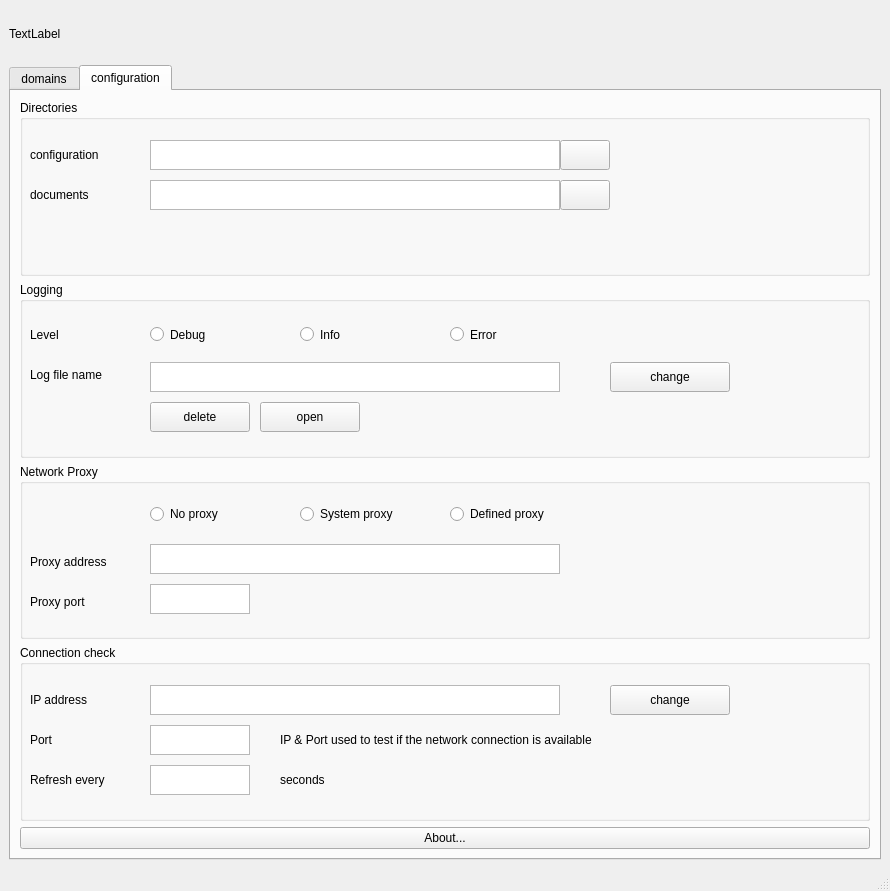
flrt/ihe-tf-sync, file ihesync/ui/ihesync_app.ui: the form before one commit.
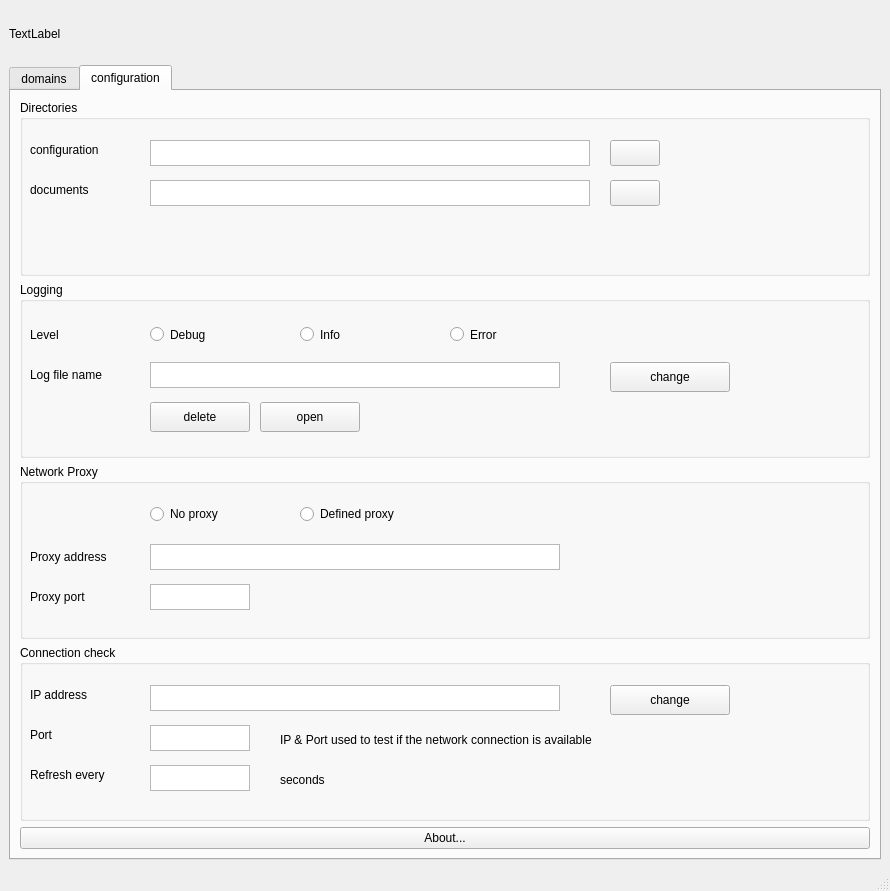
The form after the commit. The open tabs and pages were chosen to show the change. Icons and pictures are not drawn.

Commit message: add proxy management

```diff
--- a/ihesync/ui/ihesync_app.ui
+++ b/ihesync/ui/ihesync_app.ui
@@ -236,7 +236,7 @@
             <property name="minimumSize">
              <size>
               <width>720</width>
-              <height>120</height>
+              <height>140</height>
              </size>
             </property>
             <property name="title">
@@ -246,7 +246,7 @@
              <property name="geometry">
               <rect>
                <x>10</x>
-               <y>45</y>
+               <y>40</y>
                <width>111</width>
                <height>20</height>
               </rect>
@@ -260,8 +260,8 @@
               <rect>
                <x>130</x>
                <y>40</y>
-               <width>410</width>
-               <height>30</height>
+               <width>440</width>
+               <height>26</height>
               </rect>
              </property>
             </widget>
@@ -269,7 +269,7 @@
              <property name="geometry">
               <rect>
                <x>10</x>
-               <y>85</y>
+               <y>80</y>
                <width>111</width>
                <height>20</height>
               </rect>
@@ -283,18 +283,18 @@
               <rect>
                <x>130</x>
                <y>80</y>
-               <width>410</width>
-               <height>30</height>
+               <width>440</width>
+               <height>26</height>
               </rect>
              </property>
             </widget>
             <widget class="QPushButton" name="confSelectButton">
              <property name="geometry">
               <rect>
-               <x>540</x>
+               <x>590</x>
                <y>40</y>
                <width>50</width>
-               <height>30</height>
+               <height>26</height>
               </rect>
              </property>
              <property name="text">
@@ -308,10 +308,10 @@
             <widget class="QPushButton" name="docSelectButton">
              <property name="geometry">
               <rect>
-               <x>540</x>
+               <x>590</x>
                <y>80</y>
                <width>50</width>
-               <height>30</height>
+               <height>26</height>
               </rect>
              </property>
              <property name="text">
@@ -383,7 +383,7 @@
                <x>130</x>
                <y>80</y>
                <width>410</width>
-               <height>30</height>
+               <height>26</height>
               </rect>
              </property>
             </widget>
@@ -490,23 +490,10 @@
               <string>No proxy</string>
              </property>
             </widget>
-            <widget class="QRadioButton" name="systemProxyRadioButton">
-             <property name="geometry">
-              <rect>
-               <x>280</x>
-               <y>40</y>
-               <width>110</width>
-               <height>20</height>
-              </rect>
-             </property>
-             <property name="text">
-              <string>System proxy</string>
-             </property>
-            </widget>
             <widget class="QRadioButton" name="specificProxyRadioButton">
              <property name="geometry">
               <rect>
-               <x>430</x>
+               <x>280</x>
                <y>40</y>
                <width>140</width>
                <height>20</height>
@@ -522,7 +509,7 @@
                <x>130</x>
                <y>80</y>
                <width>410</width>
-               <height>30</height>
+               <height>26</height>
               </rect>
              </property>
             </widget>
@@ -530,7 +517,7 @@
              <property name="geometry">
               <rect>
                <x>10</x>
-               <y>85</y>
+               <y>80</y>
                <width>110</width>
                <height>25</height>
               </rect>
@@ -545,7 +532,7 @@
                <x>130</x>
                <y>120</y>
                <width>100</width>
-               <height>30</height>
+               <height>26</height>
               </rect>
              </property>
             </widget>
@@ -553,7 +540,7 @@
              <property name="geometry">
               <rect>
                <x>10</x>
-               <y>125</y>
+               <y>120</y>
                <width>110</width>
                <height>25</height>
               </rect>
@@ -585,7 +572,7 @@
              <property name="geometry">
               <rect>
                <x>10</x>
-               <y>45</y>
+               <y>40</y>
                <width>91</width>
                <height>20</height>
               </rect>
@@ -600,7 +587,7 @@
                <x>130</x>
                <y>40</y>
                <width>410</width>
-               <height>30</height>
+               <height>26</height>
               </rect>
              </property>
             </widget>
@@ -610,7 +597,7 @@
                <x>130</x>
                <y>80</y>
                <width>100</width>
-               <height>30</height>
+               <height>26</height>
               </rect>
              </property>
             </widget>
@@ -618,7 +605,7 @@
              <property name="geometry">
               <rect>
                <x>10</x>
-               <y>85</y>
+               <y>80</y>
                <width>67</width>
                <height>20</height>
               </rect>
@@ -663,7 +650,7 @@
                <x>130</x>
                <y>120</y>
                <width>100</width>
-               <height>30</height>
+               <height>26</height>
               </rect>
              </property>
             </widget>
@@ -671,7 +658,7 @@
              <property name="geometry">
               <rect>
                <x>10</x>
-               <y>125</y>
+               <y>120</y>
                <width>111</width>
                <height>20</height>
               </rect>
```
Left out of the diff: 4 changed lines with no effect on the pictures. The commit also changes 4 other files.
